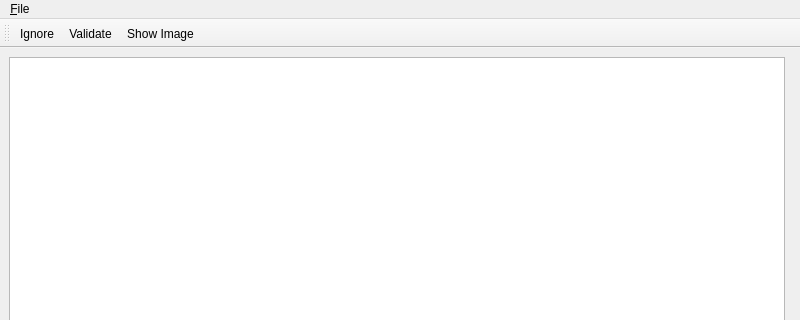
The window that resources/ui/main_window.ui (antolu/aisi-joints) describes before a commit, drawn with Qt 5; both pictures show x 0 to 800 and y 0 to 320 of the 800 by 600 pixel window.
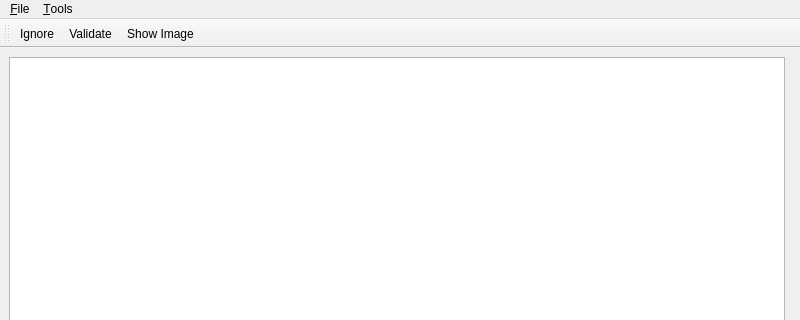
The same window after the commit. Icons and pictures are not drawn. Custom widgets are drawn as their Qt base class.

```diff
--- a/resources/ui/main_window.ui
+++ b/resources/ui/main_window.ui
@@ -50,7 +50,17 @@
     <addaction name="separator"/>
     <addaction name="actionExit"/>
    </widget>
+   <widget class="QMenu" name="menu_Tools">
+    <property name="title">
+     <string>&amp;Tools</string>
+    </property>
+    <addaction name="action_Partition_Dataset"/>
+    <addaction name="action_Filter_Dataset"/>
+    <addaction name="action_Generate_tfrecord"/>
+    <addaction name="action_Update_Filepaths"/>
+   </widget>
    <addaction name="menu_File"/>
+   <addaction name="menu_Tools"/>
   </widget>
   <widget class="QStatusBar" name="statusbar"/>
   <widget class="QToolBar" name="toolBar">
```
Left out of the diff: 33 changed lines with no effect on the pictures.
